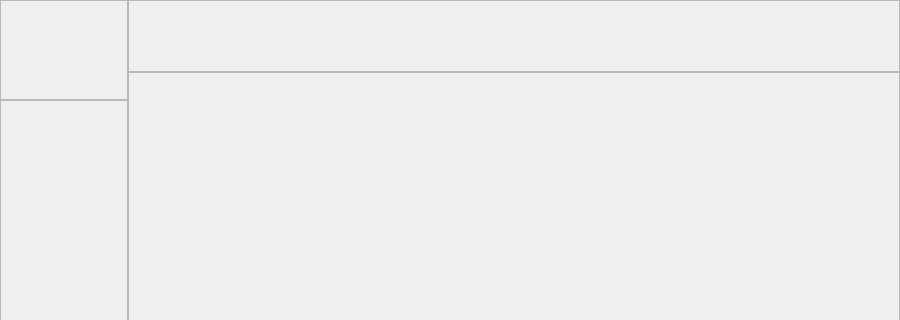
Old version of the form LNKWallet/contact/ContactWidget.ui in the repository HcashOrg/hx-indicator; both pictures show x 0 to 900 and y 0 to 320 of the 900 by 510 pixel window.
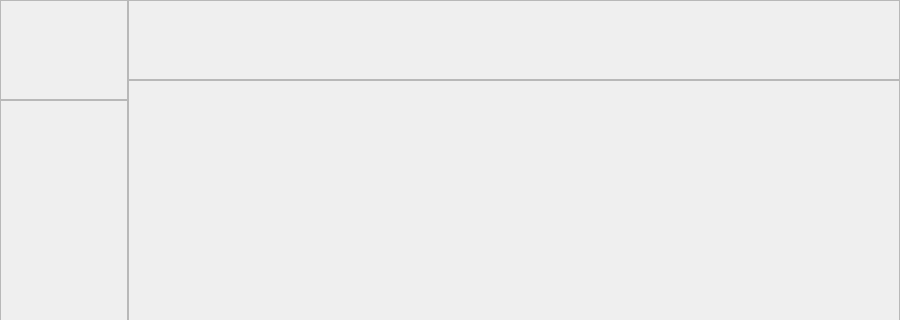
New version of the form.

```diff
--- a/LNKWallet/contact/ContactWidget.ui
+++ b/LNKWallet/contact/ContactWidget.ui
@@ -104,13 +104,13 @@
        <property name="minimumSize">
         <size>
          <width>0</width>
-         <height>72</height>
+         <height>80</height>
         </size>
        </property>
        <property name="maximumSize">
         <size>
          <width>16777215</width>
-         <height>72</height>
+         <height>80</height>
         </size>
        </property>
        <property name="widgetResizable">
@@ -122,7 +122,7 @@
           <x>0</x>
           <y>0</y>
           <width>766</width>
-          <height>70</height>
+          <height>78</height>
          </rect>
         </property>
        </widget>
@@ -139,7 +139,7 @@
           <x>0</x>
           <y>0</y>
           <width>766</width>
-          <height>434</height>
+          <height>426</height>
          </rect>
         </property>
        </widget>
```
